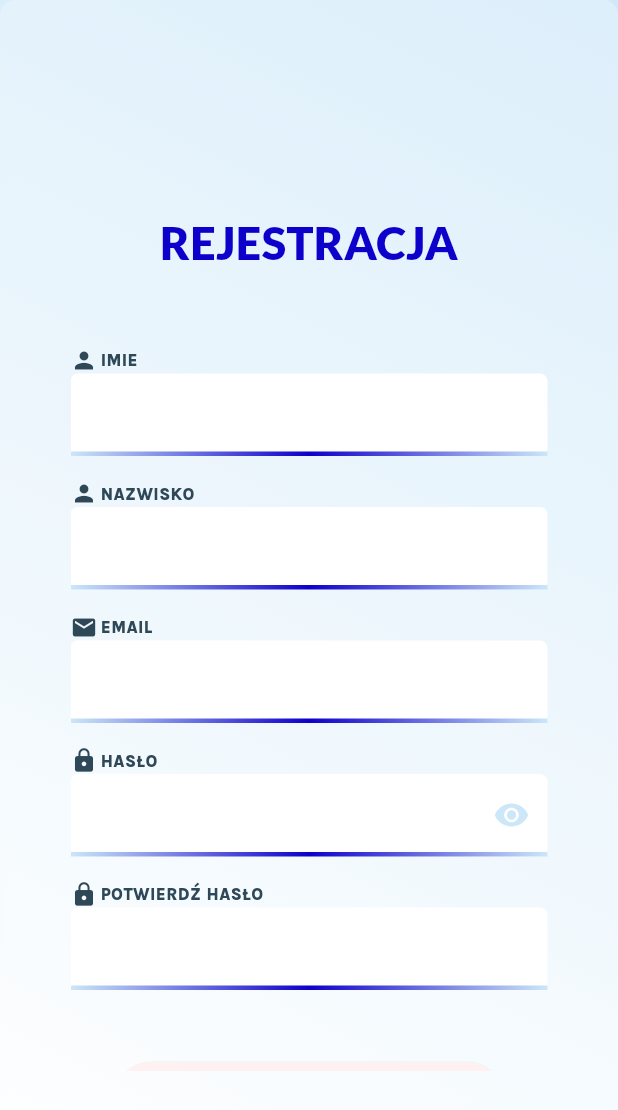
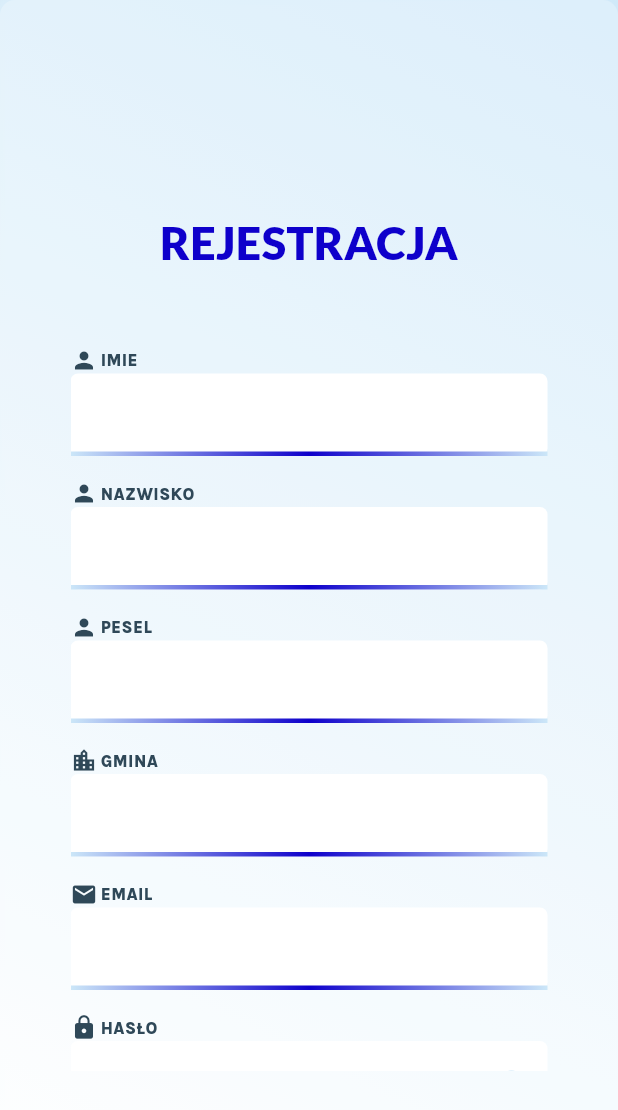
Before and after one commit to IgnacyBerent/hack_yeah_app_frontend, a Flutter app: the RegisterScreen widget shown alone on an empty page, opened directly, on a phone screen of 412 x 824 dp. Shown: the top 1110 px of the screen. Run offline on Flutter 3.47's test engine with Material 3 defaults, Android fonts, the phone set to English and light mode, and no system bars; our stand-ins replace flutter_secure_storage, google_fonts; missing offline and left inert: jaguar_jwt; accounts and stored records are empty.

Commit message:
adjusting login/register

```diff
--- a/lib/api/auth.dart
+++ b/lib/api/auth.dart
@@ -29,16 +29,23 @@ class Authenticate {
     }
   }
 
-  Future<void> register(
-      String firstName, String lastName, String email, String password) async {
+  Future<void> register({
+    required String firstName,
+    required String lastName,
+    required String pesel,
+    required String gmina,
+    required String email,
+    required String password,
+  }) async {
     final response = await http.post(
       Uri.parse('$baseUrl/users'),
       headers: <String, String>{
         'Content-Type': 'application/json',
       },
       body: json.encode({
-        'first_name': firstName,
-        'last_name': lastName,
+        'display_name': firstName + lastName,
+        'pesel': pesel,
+        'gmina': gmina,
         'email': email,
         'password': password,
       }),
--- a/lib/views/login_register/register_screen.dart
+++ b/lib/views/login_register/register_screen.dart
@@ -27,6 +27,8 @@ class _RegisterScreenState extends State<RegisterScreen> {
   var _enteredLName = '';
   var _enteredEmail = '';
   var _enteredPassword = '';
+  var _enteredPesel = '';
+  var _enteredGmina = '';
   String? errorMessage = '';
 
   bool _obscureText = true;
@@ -42,10 +44,12 @@ class _RegisterScreenState extends State<RegisterScreen> {
 
       try {
         await auth.register(
-          _enteredFName,
-          _enteredLName,
-          _enteredEmail,
-          _enteredPassword,
+          firstName: _enteredFName,
+          lastName: _enteredLName,
+          email: _enteredEmail,
+          password: _enteredPassword,
+          pesel: _enteredPesel,
+          gmina: _enteredGmina,
         );
         if (!context.mounted) {
           return;
@@ -119,6 +123,21 @@ class _RegisterScreenState extends State<RegisterScreen> {
                 ),
                 fromSeparator,
                 TextFormContainer(
+                  text: 'PESEL',
+                  icon: Icons.person,
+                  keyboardType: TextInputType.number,
+                  validator: (value) => isPeselValidator(value),
+                  onSaved: (value) => _enteredPesel = value!,
+                ),
+                fromSeparator,
+                TextFormContainer(
+                  text: 'GMINA',
+                  icon: Icons.location_city,
+                  validator: (value) => isEmptyValidator(value),
+                  onSaved: (value) => _enteredGmina = value!,
+                ),
+                fromSeparator,
+                TextFormContainer(
                   text: 'EMAIL',
                   icon: Icons.email,
                   keyboardType: TextInputType.emailAddress,
--- a/lib/widgets/forms/form_elements/form_validators.dart
+++ b/lib/widgets/forms/form_elements/form_validators.dart
@@ -61,3 +61,16 @@ String? isPositiveNumberValidator(String? value) {
   }
   return null;
 }
+
+String? isPeselValidator(String? value) {
+  if (value == null || value.isEmpty) {
+    return 'Please enter a PESEL number';
+  }
+  if (value.length != 11) {
+    return 'PESEL number must be 11 digits long';
+  }
+  if (int.tryParse(value) == null) {
+    return 'PESEL number must contain only digits';
+  }
+  return null;
+}
--- a/lib/widgets/widget_tree.dart
+++ b/lib/widgets/widget_tree.dart
@@ -71,7 +71,7 @@ class _WidgetTreeState extends State<WidgetTree> {
 
   @override
   Widget build(BuildContext context) {
-    return const NavigatorLayoutTemplate(); // Currently active screen
+    return const LoginScreen(); // Currently active screen
     // delete above line to enable jwt login
     return StreamBuilder<bool>(
       stream: tokenController.stream,
```
